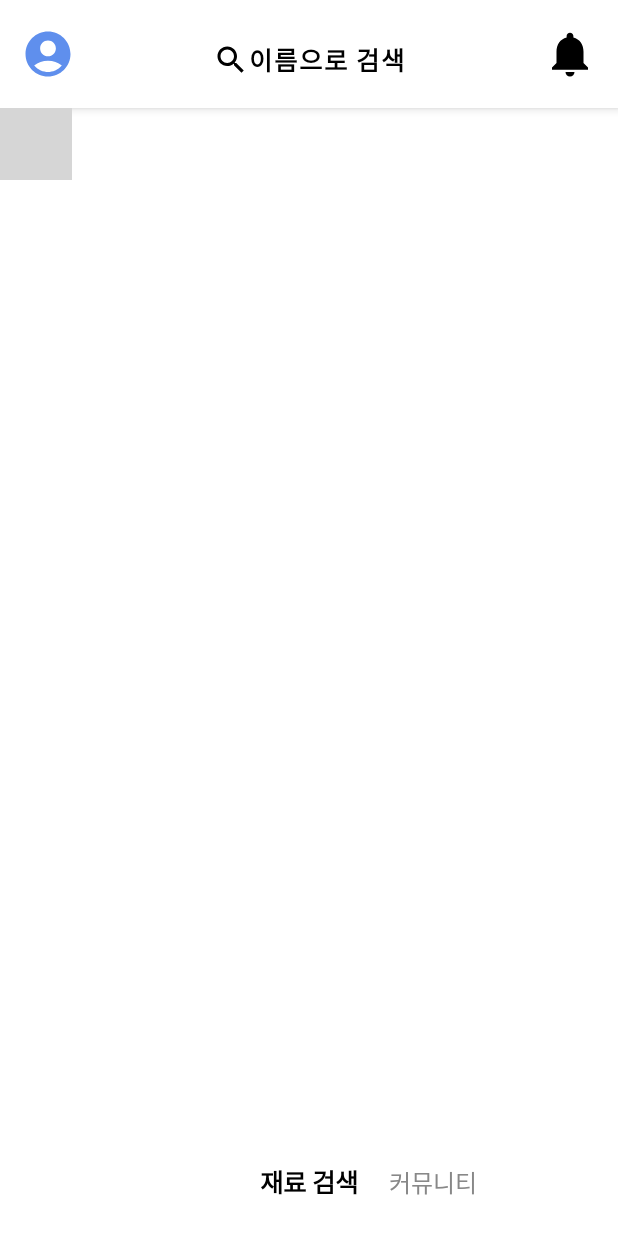
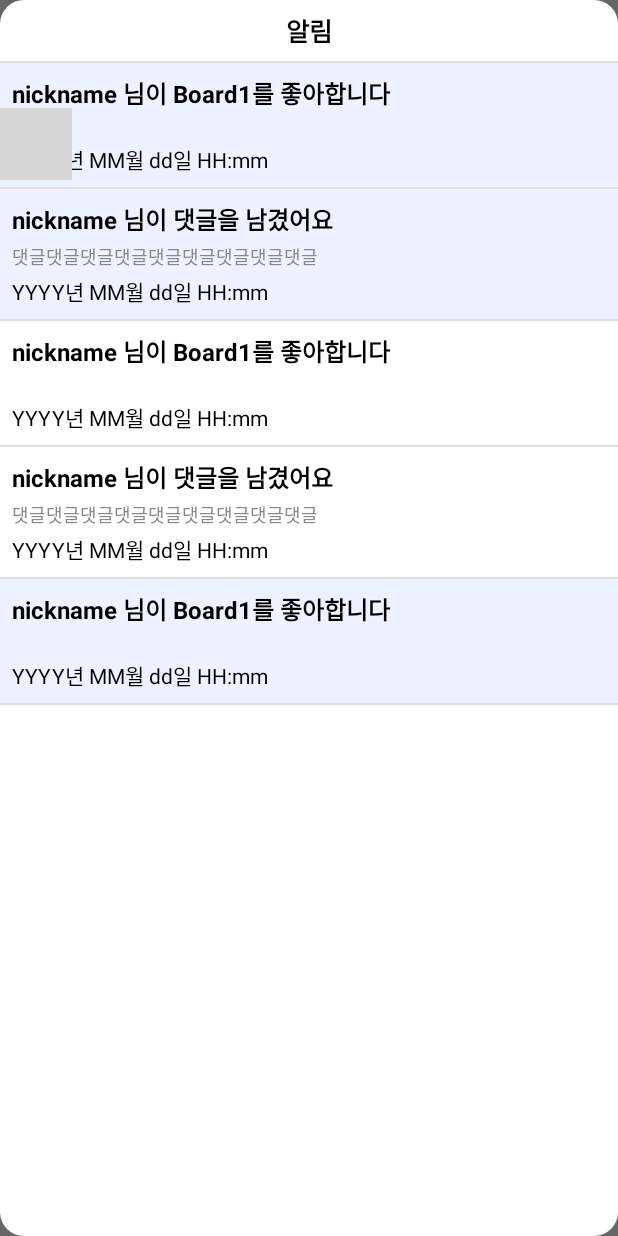
Before and after one commit to FirstianB101/reciptopia-android, an Android app built with Jetpack Compose: the screen it shows after launch (MainActivity), after a tap on "Notification Icon", on a phone screen of 412 x 824 dp. Run offline under Robolectric (Android 15) with nearby library versions, the phone set to English and light mode, and no system bars; our stand-ins replace Dagger/Hilt's generated code, accompanist; 1 statement that could not run was skipped; grey boxes are pictures that could not be loaded.

Commit message:
알림 다이얼로그 UI 틀 작성

```diff
--- a/app/build.gradle
+++ b/app/build.gradle
@@ -99,6 +99,7 @@ dependencies {
     testImplementation "io.mockk:mockk:1.10.5"
     testImplementation "app.cash.turbine:turbine:0.7.0"
     debugImplementation "androidx.compose.ui:ui-test-manifest:1.2.0-alpha03"
+    testImplementation "org.robolectric:robolectric:4.2.1"
 
     // Instrumentation tests
     androidTestImplementation 'com.google.dagger:hilt-android-testing:2.37'
--- a/app/src/main/java/com/ich/reciptopia/presentation/main/components/MainScreen.kt
+++ b/app/src/main/java/com/ich/reciptopia/presentation/main/components/MainScreen.kt
@@ -27,6 +27,7 @@ import com.ich.reciptopia.presentation.main.analyze_ingredient.components.Analyz
 import com.ich.reciptopia.presentation.main.community.components.CommunityScreen
 import com.ich.reciptopia.presentation.main.search.components.SearchScreen
 import com.ich.reciptopia.presentation.main.search.util.ChipState
+import com.ich.reciptopia.presentation.notification.components.NotificationDialog
 import kotlinx.coroutines.launch
 
 @OptIn(ExperimentalPagerApi::class, ExperimentalAnimationApi::class)
@@ -44,6 +45,7 @@ fun MainScreen(
     val tabIndex = pagerState.currentPage
 
     var loginDialogState by remember { mutableStateOf(false) }
+    var notificationDialogState by remember { mutableStateOf(false) }
     var searchMode by remember { mutableStateOf(false) }
     var searchText by remember { mutableStateOf("") }
     val searchSource = remember { MutableInteractionSource() }
@@ -100,6 +102,7 @@ fun MainScreen(
                                 searchText = searchText,
                                 searchSource = searchSource,
                                 onLoginButtonClicked = { loginDialogState = true },
+                                onNotificationButtonClicked = {notificationDialogState = true},
                                 onAddChip = {
                                     chipStates.add(ChipState(searchText, mutableStateOf(true)))
                                 },
@@ -139,4 +142,10 @@ fun MainScreen(
     ) {
         loginDialogState = false
     }
+
+    NotificationDialog(
+        showDialog = notificationDialogState
+    ) {
+        notificationDialogState = false
+    }
 }
--- a/app/src/main/java/com/ich/reciptopia/presentation/main/components/SearchableTopBar.kt
+++ b/app/src/main/java/com/ich/reciptopia/presentation/main/components/SearchableTopBar.kt
@@ -32,6 +32,7 @@ fun SearchableTopBar(
     searchText: String,
     searchSource: MutableInteractionSource,
     onLoginButtonClicked: () -> Unit,
+    onNotificationButtonClicked: () -> Unit,
     onAddChip: () -> Unit,
     onSearchTextChanged: (String) -> Unit,
     onSearchTextReset: () -> Unit,
@@ -96,7 +97,7 @@ fun SearchableTopBar(
         }
 
         IconButton(
-            onClick = {}
+            onClick = onNotificationButtonClicked
         ) {
             Icon(
                 modifier = Modifier.size(36.dp),
--- /dev/null
+++ b/app/src/main/java/com/ich/reciptopia/presentation/notification/components/NotificationDialog.kt
@@ -0,0 +1,31 @@
+package com.ich.reciptopia.presentation.notification.components
+
+import androidx.compose.foundation.layout.Box
+import androidx.compose.foundation.layout.fillMaxSize
+import androidx.compose.foundation.shape.RoundedCornerShape
+import androidx.compose.material.Surface
+import androidx.compose.runtime.Composable
+import androidx.compose.ui.Modifier
+import androidx.compose.ui.unit.dp
+import androidx.compose.ui.window.Dialog
+
+@Composable
+fun NotificationDialog(
+    showDialog: Boolean,
+    onClose: () -> Unit
+){
+    if(showDialog){
+        Dialog(onDismissRequest = onClose) {
+            Surface(
+                modifier = Modifier.fillMaxSize(),
+                shape = RoundedCornerShape(16.dp)
+            ){
+                Box(
+                    modifier = Modifier.fillMaxSize()
+                ){
+                    NotificationScreen()
+                }
+            }
+        }
+    }
+}
--- /dev/null
+++ b/app/src/main/java/com/ich/reciptopia/presentation/notification/components/NotificationItem.kt
@@ -0,0 +1,57 @@
+package com.ich.reciptopia.presentation.notification.components
+
+import androidx.compose.foundation.background
+import androidx.compose.foundation.clickable
+import androidx.compose.foundation.layout.Column
+import androidx.compose.foundation.layout.Spacer
+import androidx.compose.foundation.layout.height
+import androidx.compose.material.Text
+import androidx.compose.runtime.Composable
+import androidx.compose.ui.Modifier
+import androidx.compose.ui.graphics.Color
+import androidx.compose.ui.res.colorResource
+import androidx.compose.ui.text.font.FontWeight
+import androidx.compose.ui.unit.dp
+import androidx.compose.ui.unit.sp
+import com.ich.reciptopia.R
+
+@Composable
+fun NotificationItem(
+    modifier: Modifier = Modifier,
+    title: String,
+    content: String,
+    timestamp: String,
+    readBefore: Boolean,
+    onNotificationClicked: () -> Unit
+){
+    Column(
+        modifier = Modifier
+            .background(if (readBefore) Color.White else colorResource(R.color.new_notification_background))
+            .clickable { onNotificationClicked() }
+            .then(modifier)
+    ) {
+        Text(
+            text = title,
+            fontSize = 16.sp,
+            fontWeight = FontWeight.Bold,
+            color = Color.Black
+        )
+
+        Spacer(modifier = Modifier.height(4.dp))
+
+        Text(
+            text = content,
+            fontSize = 12.sp,
+            fontWeight = FontWeight.Light,
+            color = Color.Gray
+        )
+
+        Spacer(modifier = Modifier.height(4.dp))
+
+        Text(
+            text = timestamp,
+            fontSize = 14.sp,
+            color = Color.Black
+        )
+    }
+}
--- /dev/null
+++ b/app/src/main/java/com/ich/reciptopia/presentation/notification/components/NotificationScreen.kt
@@ -0,0 +1,66 @@
+package com.ich.reciptopia.presentation.notification.components
+
+import androidx.compose.foundation.layout.Column
+import androidx.compose.foundation.layout.fillMaxSize
+import androidx.compose.foundation.layout.fillMaxWidth
+import androidx.compose.foundation.layout.padding
+import androidx.compose.foundation.lazy.LazyColumn
+import androidx.compose.material.Divider
+import androidx.compose.material.Text
+import androidx.compose.runtime.Composable
+import androidx.compose.ui.Modifier
+import androidx.compose.ui.graphics.Color
+import androidx.compose.ui.res.stringResource
+import androidx.compose.ui.text.font.FontWeight
+import androidx.compose.ui.text.style.TextAlign
+import androidx.compose.ui.unit.dp
+import androidx.compose.ui.unit.sp
+import com.ich.reciptopia.R
+
+@Composable
+fun NotificationScreen(){
+    Column(
+        modifier = Modifier.fillMaxSize()
+    ) {
+        val notifications = listOf(
+            listOf("nickname 님이 Board1를 좋아합니다", "", "YYYY년 MM월 dd일 HH:mm"),
+            listOf("nickname 님이 댓글을 남겼어요", "댓글댓글댓글댓글댓글댓글댓글댓글댓글", "YYYY년 MM월 dd일 HH:mm"),
+            listOf("nickname 님이 Board1를 좋아합니다", "", "YYYY년 MM월 dd일 HH:mm"),
+            listOf("nickname 님이 댓글을 남겼어요", "댓글댓글댓글댓글댓글댓글댓글댓글댓글", "YYYY년 MM월 dd일 HH:mm"),
+            listOf("nickname 님이 Board1를 좋아합니다", "", "YYYY년 MM월 dd일 HH:mm"),
+        )
+
+        Text(
+            modifier = Modifier
+                .fillMaxWidth()
+                .padding(8.dp),
+            text = stringResource(id = R.string.notification),
+            color = Color.Black,
+            fontSize = 17.sp,
+            fontWeight = FontWeight.Bold,
+            textAlign = TextAlign.Center
+        )
+
+        Divider()
+
+        LazyColumn(
+            modifier = Modifier.fillMaxSize()
+        ){
+            items(notifications.size){ i ->
+                NotificationItem(
+                    modifier = Modifier
+                        .fillMaxWidth()
+                        .padding(8.dp),
+                    title = notifications[i][0],
+                    content = notifications[i][1],
+                    timestamp = notifications[i][2],
+                    readBefore = i == 2 || i == 3
+                ) {
+
+                }
+
+                Divider()
+            }
+        }
+    }
+}
--- a/app/src/main/res/values/colors.xml
+++ b/app/src/main/res/values/colors.xml
@@ -11,4 +11,5 @@
     <color name="sub_ingredient">#5F8FED</color>
     <color name="main_ingredient">#EAAD11</color>
     <color name="light_blue">#bebef0</color>
+    <color name="new_notification_background">#ECF2FF</color>
 </resources>
--- a/app/src/main/res/values/strings.xml
+++ b/app/src/main/res/values/strings.xml
@@ -14,6 +14,7 @@
     <string name="add_ingredient">재료 추가</string>
     <string name="comment">댓글</string>
     <string name="complete">완료</string>
+    <string name="notification">알림</string>
 
     <string name="analyze_pictures">%d개의 재료 분석하기</string>
     <string name="find_recipes">레시피 찾기</string>
```
Also changed, not shown: 2 other files.
